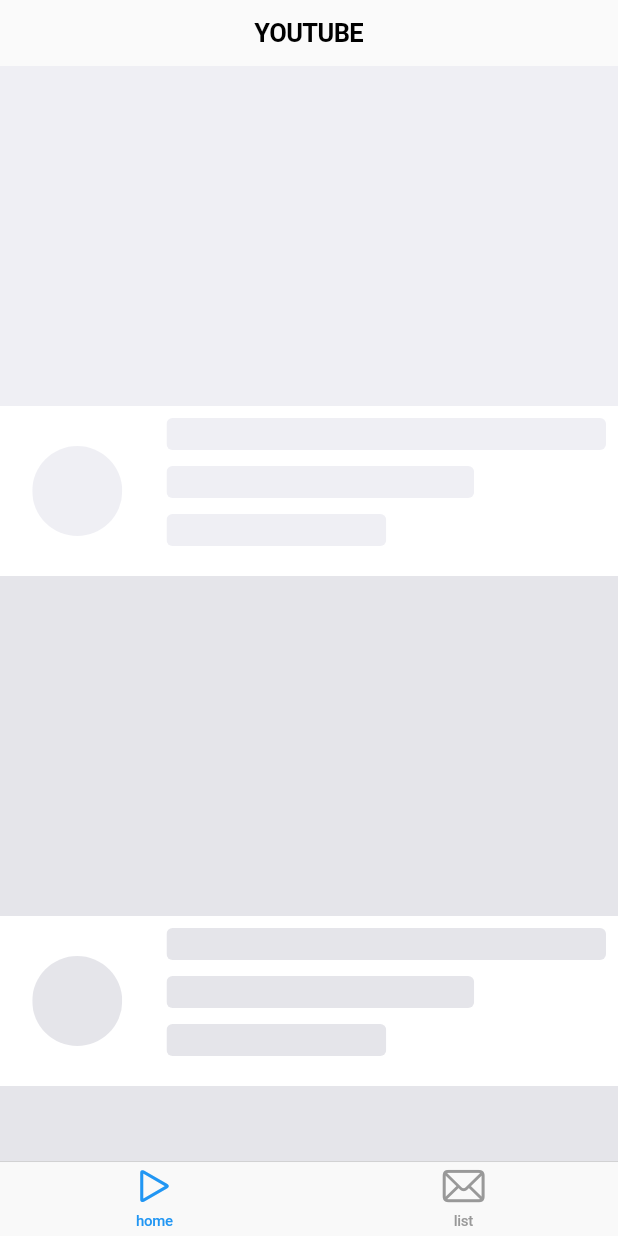
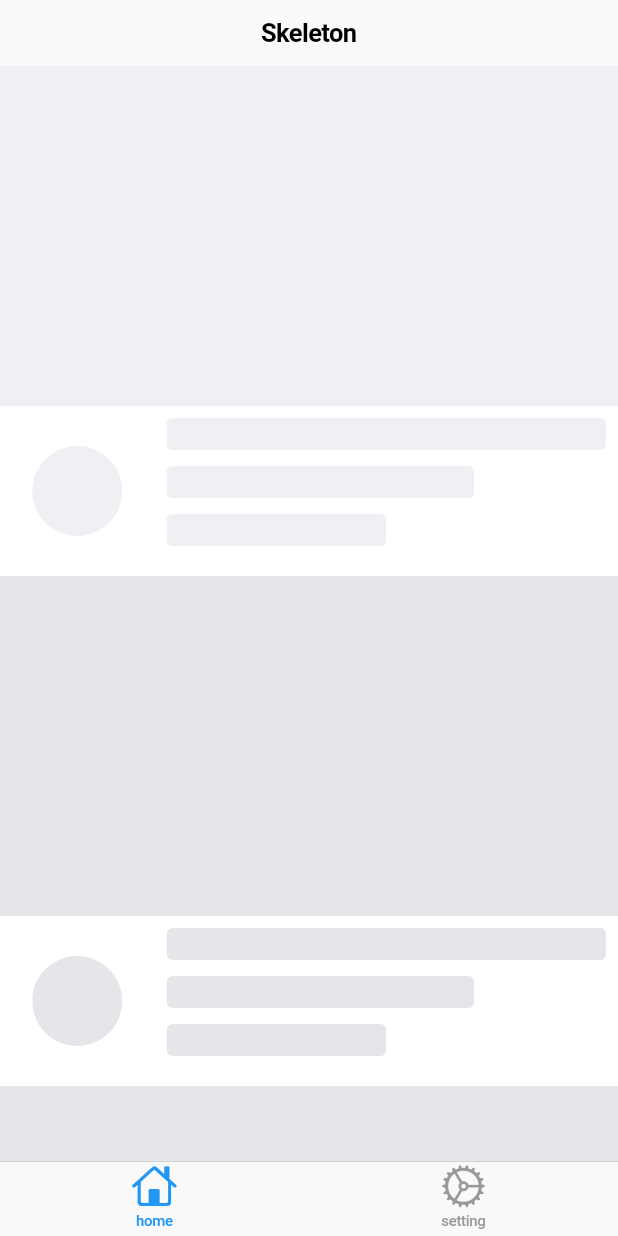
Before and after one commit to KevinGong2013/skeleton, a Flutter app: the screen it shows after launch, on a phone screen of 412 x 824 dp. Run offline on Flutter 3.47's test engine with Material 2 defaults, Android fonts, the phone set to English and light mode, and no system bars.

```diff
--- a/example/lib/main.dart
+++ b/example/lib/main.dart
@@ -26,9 +26,10 @@ class MyApp extends StatelessWidget {
             tabBar: CupertinoTabBar(
               items: [
                 BottomNavigationBarItem(
-                    icon: Icon(CupertinoIcons.play_arrow), title: Text('home')),
+                    icon: Icon(CupertinoIcons.home), title: Text('home')),
                 BottomNavigationBarItem(
-                    icon: Icon(CupertinoIcons.mail), title: Text('list')),
+                    icon: Icon(CupertinoIcons.settings),
+                    title: Text('setting')),
               ],
             ),
             tabBuilder: (BuildContext context, int index) {
@@ -61,7 +62,7 @@ class _YoutubePageState extends State<YoutubePage> {
   Widget build(BuildContext context) {
     return CupertinoPageScaffold(
       navigationBar: CupertinoNavigationBar(
-        middle: Text('YOUTUBE'),
+        middle: Text('Skeleton'),
       ),
       child: SafeArea(
         child: Column(
```
Also changed, not shown: example/example.gif (added).
